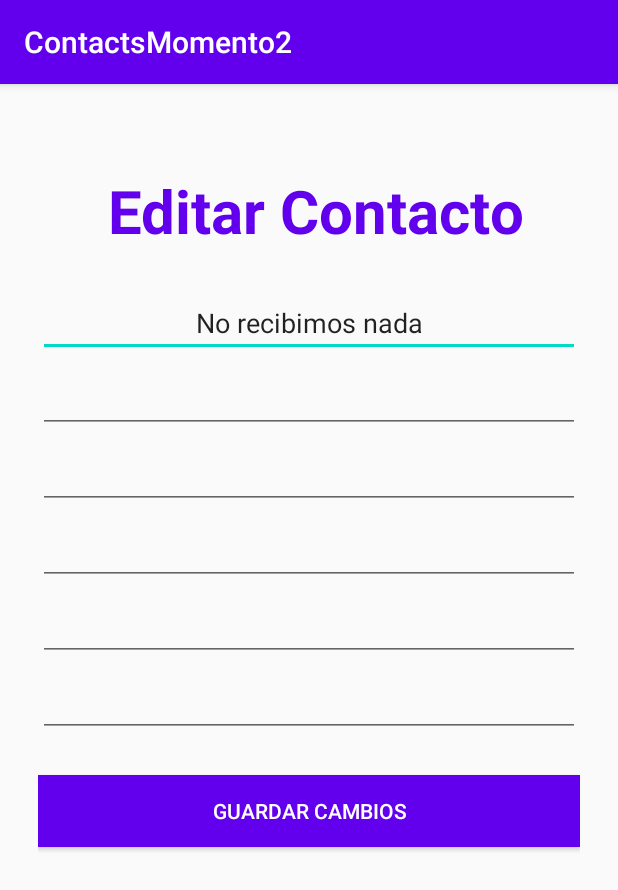
After one commit to AngelCm078/ContactsMomento2, an Android app: the DetailActivity screen opened directly, with no data from a screen before it, on a phone screen of 412 x 824 dp. The commit adds this screen. Shown: the top 890 px of the screen. Run offline under Robolectric (Android 15) with nearby library versions, the phone set to English and light mode, and no system bars; our stand-ins replace Firebase (no records; nobody signed in at launch, a user with empty details on screens opened directly).

Commit message:
Momento 3

```diff
--- a/app/build.gradle
+++ b/app/build.gradle
@@ -28,6 +28,9 @@ dependencies {
     implementation 'androidx.appcompat:appcompat:1.2.0'
     implementation 'androidx.constraintlayout:constraintlayout:2.0.4'
     implementation 'com.google.firebase:firebase-firestore:17.1.2'
+    implementation 'com.google.android.material:material:1.0.0'
+    implementation 'androidx.navigation:navigation-fragment:2.1.0'
+    implementation 'androidx.navigation:navigation-ui:2.1.0'
     testImplementation 'junit:junit:4.12'
     androidTestImplementation 'androidx.test.ext:junit:1.1.2'
     androidTestImplementation 'androidx.test.espresso:espresso-core:3.3.0'
--- a/app/src/main/AndroidManifest.xml
+++ b/app/src/main/AndroidManifest.xml
@@ -9,7 +9,8 @@
         android:roundIcon="@mipmap/ic_launcher_round"
         android:supportsRtl="true"
         android:theme="@style/AppTheme">
-        <activity android:name=".CreateContactActivity"></activity>
+        <activity android:name=".DetailActivity"></activity>
+        <activity android:name=".CreateContactActivity" />
         <activity android:name=".MainActivity">
             <intent-filter>
                 <action android:name="android.intent.action.MAIN" />
--- /dev/null
+++ b/app/src/main/java/com/angelcm/contactsmomento2/DetailActivity.java
@@ -0,0 +1,75 @@
+package com.angelcm.contactsmomento2;
+
+import androidx.appcompat.app.AppCompatActivity;
+
+import android.os.Bundle;
+import androidx.annotation.NonNull;
+
+import android.util.Log;
+import android.widget.Button;
+import android.widget.EditText;
+import android.widget.TextView;
+import com.google.android.gms.tasks.OnCompleteListener;
+import com.google.android.gms.tasks.Task;
+import com.google.firebase.firestore.DocumentReference;
+import com.google.firebase.firestore.DocumentSnapshot;
+import com.google.firebase.firestore.FirebaseFirestore;
+
+public class DetailActivity extends AppCompatActivity {
+
+    private EditText et_detail_nombre, et_detail_apellido, et_detail_celular, et_detail_fijo, et_detail_correo, et_detail_empresa;
+    private Button btn_detail_save;
+    protected FirebaseFirestore db;
+    private String TAG = "LFNOT";
+    final private String collection = "contacts";
+    private DocumentReference documentReference;
+
+    @Override
+    protected void onCreate(Bundle savedInstanceState) {
+        super.onCreate(savedInstanceState);
+        setContentView(R.layout.activity_detail);
+
+        db = FirebaseFirestore.getInstance();
+
+        et_detail_nombre = findViewById(R.id.et_detail_nombre);
+        et_detail_apellido = findViewById(R.id.et_detail_apellido);
+        et_detail_celular = findViewById(R.id.et_detail_celular);
+        et_detail_fijo = findViewById(R.id.et_detail_fijo);
+        et_detail_correo = findViewById(R.id.et_detail_correo);
+        et_detail_empresa = findViewById(R.id.et_detail_empresa);
+
+        String id = getIntent().getStringExtra("id");
+        if(id != null){
+            et_detail_nombre.setText(id);
+            //updateUI(id);
+        }else{
+            et_detail_nombre.setText("No recibimos nada");
+        }
+    }
+
+    /*
+
+    private void updateUI(String id){
+        documentReference = db.collection(collection).document(id);
+        documentReference.get()
+                .addOnCompleteListener(new OnCompleteListener<DocumentSnapshot>() {
+                    @Override
+                    public void onComplete(@NonNull Task<DocumentSnapshot> task) {
+                        if (task.isSuccessful()) {
+                            DocumentSnapshot document = task.getResult();
+                            model = document.toObject(NotaModel.class);
+                            model.setFbId(document.getId());
+                            if(model != null){
+                                tv_detalle_titulo.setText(model.getTitulo());
+                                tv_detalle_contenido.setText(model.getContenido());
+                            }
+
+                            updateModel(model);
+                        }
+                    }
+                });
+
+
+    }
+    */
+}
--- a/app/src/main/java/com/angelcm/contactsmomento2/MainActivity.java
+++ b/app/src/main/java/com/angelcm/contactsmomento2/MainActivity.java
@@ -63,6 +63,7 @@ public class MainActivity extends AppCompatActivity {
                             for (QueryDocumentSnapshot document : task.getResult()){
                                 Log.d(TAG, document.getId() + "=>" + document.getData());
                                 model = document.toObject(ContactsModel.class);
+                                model.setIdFireBase(document.getId());
                                 list.add(model);
                             }
                             adapter = new ContactAdapter(getApplicationContext(), list);
@@ -76,7 +77,8 @@ public class MainActivity extends AppCompatActivity {
         lv_main_contacts.setOnItemClickListener(new AdapterView.OnItemClickListener() {
             @Override
             public void onItemClick(AdapterView<?> adapterView, View view, int i, long l) {
-                Toast.makeText(getApplicationContext(), String.valueOf("Celular: " + list.get(i).getCelular()), Toast.LENGTH_LONG).show();
+                //Toast.makeText(getApplicationContext(), String.valueOf("Celular: " + list.get(i).toString()), Toast.LENGTH_LONG).show();
+                Detail(list.get(i).getIdFireBase());
             }
         });
 
@@ -87,4 +89,10 @@ public class MainActivity extends AppCompatActivity {
         Intent create = new Intent(this, CreateContactActivity.class);
         startActivity(create);
     }
+
+    private void Detail(String id){
+        Intent listDetail = new Intent( this, DetailActivity.class);
+        listDetail.putExtra("id", id);
+        startActivity(listDetail);
+    }
 }
--- a/app/src/main/java/com/angelcm/contactsmomento2/models/ContactsModel.java
+++ b/app/src/main/java/com/angelcm/contactsmomento2/models/ContactsModel.java
@@ -12,6 +12,14 @@ public class ContactsModel implements Serializable {
     private String fijo;
     private String correo;
     private String empresa;
+    private String idFireBase;
+
+    public ContactsModel(String nombre, String apellido, String celular, String idFireBase) {
+        this.nombre = nombre;
+        this.apellido = apellido;
+        this.celular = celular;
+        this.idFireBase = idFireBase;
+    }
 
     public ContactsModel() {
     }
@@ -38,7 +46,7 @@ public class ContactsModel implements Serializable {
     @Override
     public String toString(){
         return "ContactsModel{" +
-                "_id=" + _id +
+                "_id=" + idFireBase +
                 ", nombre='" + nombre + '\'' +
                 ", apellido='" + apellido + '\'' +
                 ", celular='" + celular + '\'' +
@@ -104,4 +112,12 @@ public class ContactsModel implements Serializable {
     public void setEmpresa(String empresa) {
         this.empresa = empresa;
     }
+
+    public String getIdFireBase() {
+        return idFireBase;
+    }
+
+    public void setIdFireBase(String idFireBase) {
+        this.idFireBase = idFireBase;
+    }
 }
--- /dev/null
+++ b/app/src/main/res/layout/activity_detail.xml
@@ -0,0 +1,112 @@
+<?xml version="1.0" encoding="utf-8"?>
+<androidx.constraintlayout.widget.ConstraintLayout xmlns:android="http://schemas.android.com/apk/res/android"
+    xmlns:app="http://schemas.android.com/apk/res-auto"
+    xmlns:tools="http://schemas.android.com/tools"
+    android:layout_width="match_parent"
+    android:layout_height="match_parent"
+    android:padding="25dp"
+    tools:context=".DetailActivity">
+
+    <TextView
+        android:id="@+id/tv_detail_titulo"
+        android:layout_width="match_parent"
+        android:layout_height="wrap_content"
+        android:layout_marginStart="8dp"
+        android:layout_marginTop="32dp"
+        android:gravity="center_horizontal"
+        android:text="Editar Contacto"
+        android:textStyle="bold"
+        android:textSize="40dp"
+        android:textColor="@color/colorPrimary"
+
+        app:layout_constraintEnd_toEndOf="parent"
+        app:layout_constraintStart_toStartOf="parent"
+        app:layout_constraintTop_toTopOf="parent" />
+
+    <EditText
+        android:id="@+id/et_detail_nombre"
+        android:layout_width="match_parent"
+        android:layout_height="wrap_content"
+        android:layout_marginTop="25dp"
+        android:ems="10"
+        android:gravity="center_horizontal"
+        android:inputType="text"
+        app:layout_constraintEnd_toEndOf="parent"
+        app:layout_constraintHorizontal_bias="0.497"
+        app:layout_constraintStart_toStartOf="parent"
+        app:layout_constraintTop_toBottomOf="@+id/tv_detail_titulo" />
+    <EditText
+        android:id="@+id/et_detail_apellido"
+        android:layout_width="match_parent"
+        android:layout_height="wrap_content"
+        android:layout_marginTop="5dp"
+        android:ems="10"
+        android:gravity="center_horizontal"
+        android:inputType="text"
+        app:layout_constraintEnd_toEndOf="parent"
+        app:layout_constraintHorizontal_bias="0.68"
+        app:layout_constraintStart_toStartOf="parent"
+        app:layout_constraintTop_toBottomOf="@+id/et_detail_nombre" />
+    <EditText
+        android:id="@+id/et_detail_celular"
+        android:layout_width="match_parent"
+        android:layout_height="wrap_content"
+        android:layout_marginTop="5dp"
+        android:ems="10"
+        android:gravity="center_horizontal"
+        android:inputType="text"
+        app:layout_constraintEnd_toEndOf="parent"
+        app:layout_constraintHorizontal_bias="0.68"
+        app:layout_constraintStart_toStartOf="parent"
+        app:layout_constraintTop_toBottomOf="@+id/et_detail_apellido" />
+    <EditText
+        android:id="@+id/et_detail_fijo"
+        android:layout_width="match_parent"
+        android:layout_height="wrap_content"
+        android:layout_marginTop="5dp"
+        android:ems="10"
+        android:gravity="center_horizontal"
+        android:inputType="text"
+        app:layout_constraintEnd_toEndOf="parent"
+        app:layout_constraintHorizontal_bias="0.68"
+        app:layout_constraintStart_toStartOf="parent"
+        app:layout_constraintTop_toBottomOf="@+id/et_detail_celular" />
+    <EditText
+        android:id="@+id/et_detail_correo"
+        android:layout_width="match_parent"
+        android:layout_height="wrap_content"
+        android:layout_marginTop="5dp"
+        android:ems="10"
+        android:gravity="center_horizontal"
+        android:inputType="text"
+        app:layout_constraintEnd_toEndOf="parent"
+        app:layout_constraintHorizontal_bias="0.68"
+        app:layout_constraintStart_toStartOf="parent"
+        app:layout_constraintTop_toBottomOf="@+id/et_detail_fijo" />
+    <EditText
+        android:id="@+id/et_detail_empresa"
+        android:layout_width="match_parent"
+        android:layout_height="wrap_content"
+        android:layout_marginTop="5dp"
+        android:ems="10"
+        android:gravity="center_horizontal"
+        android:inputType="text"
+        app:layout_constraintEnd_toEndOf="parent"
+        app:layout_constraintHorizontal_bias="0.68"
+        app:layout_constraintStart_toStartOf="parent"
+        app:layout_constraintTop_toBottomOf="@+id/et_detail_correo" />
+
+    <Button
+        android:id="@+id/btn_detail_save"
+        android:layout_width="match_parent"
+        android:layout_height="wrap_content"
+        android:layout_marginTop="25dp"
+        android:text="Guardar Cambios"
+        android:background="@color/colorPrimary"
+        android:textColor="#fff"
+        app:layout_constraintEnd_toEndOf="parent"
+        app:layout_constraintHorizontal_bias="0.498"
+        app:layout_constraintStart_toStartOf="parent"
+        app:layout_constraintTop_toBottomOf="@+id/et_detail_empresa" />
+
+</androidx.constraintlayout.widget.ConstraintLayout>
--- a/app/src/main/res/values/strings.xml
+++ b/app/src/main/res/values/strings.xml
@@ -1,3 +1,12 @@
 <resources>
     <string name="app_name">ContactsMomento2</string>
+    <string name="title_activity_detail">DetailActivity</string>
+    <!-- Strings used for fragments for navigation -->
+    <string name="first_fragment_label">First Fragment</string>
+    <string name="second_fragment_label">Second Fragment</string>
+    <string name="next">Next</string>
+    <string name="previous">Previous</string>
+
+    <string name="hello_first_fragment">Hello first fragment</string>
+    <string name="hello_second_fragment">Hello second fragment. Arg: %1$s</string>
 </resources>
--- a/app/src/main/res/values/styles.xml
+++ b/app/src/main/res/values/styles.xml
@@ -7,4 +7,13 @@
         <item name="colorAccent">@color/colorAccent</item>
     </style>
 
+    <style name="AppTheme.NoActionBar">
+        <item name="windowActionBar">false</item>
+        <item name="windowNoTitle">true</item>
+    </style>
+
+    <style name="AppTheme.AppBarOverlay" parent="ThemeOverlay.AppCompat.Dark.ActionBar" />
+
+    <style name="AppTheme.PopupOverlay" parent="ThemeOverlay.AppCompat.Light" />
+
 </resources>
```
